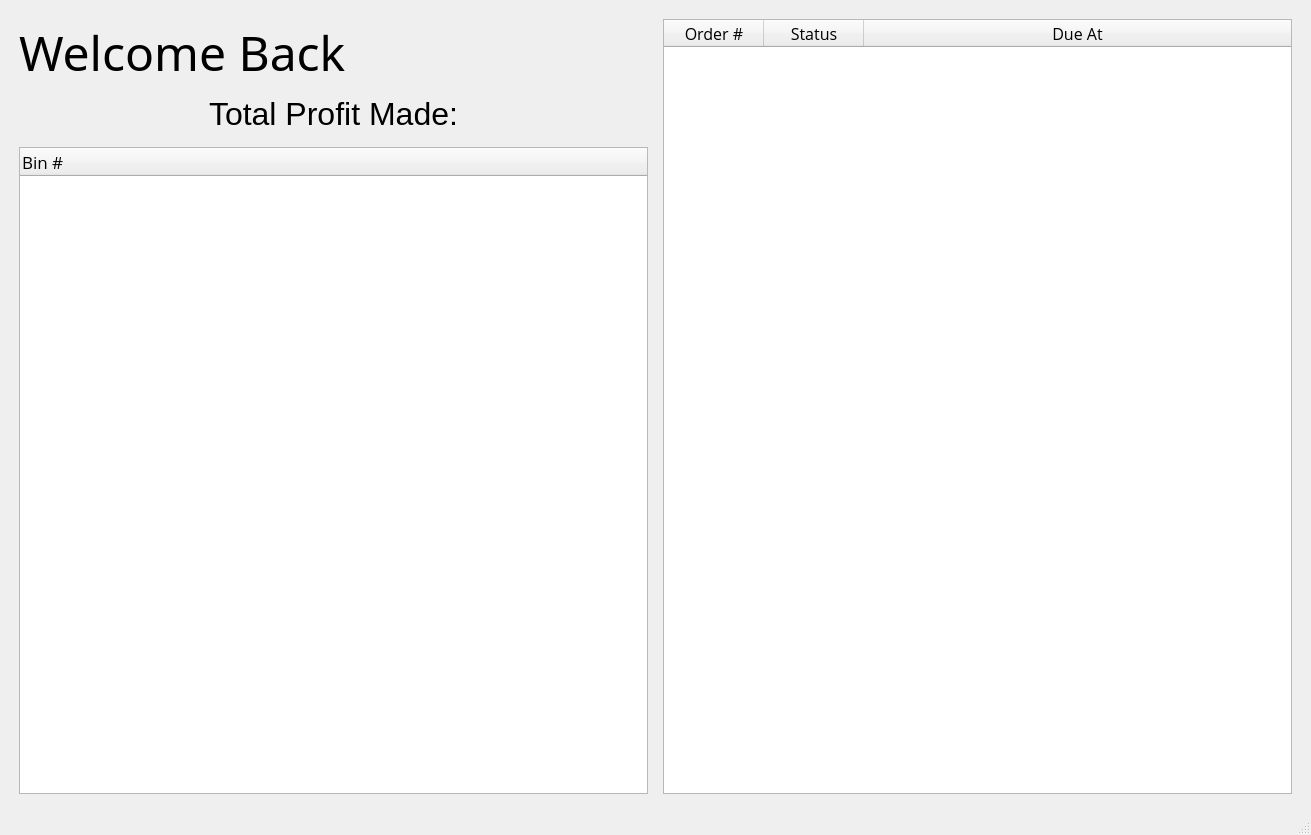
The window that cli_challenge/frontend/frontend.ui (JFielding7/CLI-Inventory-Managment-System) describes before a commit, drawn with Qt 5.
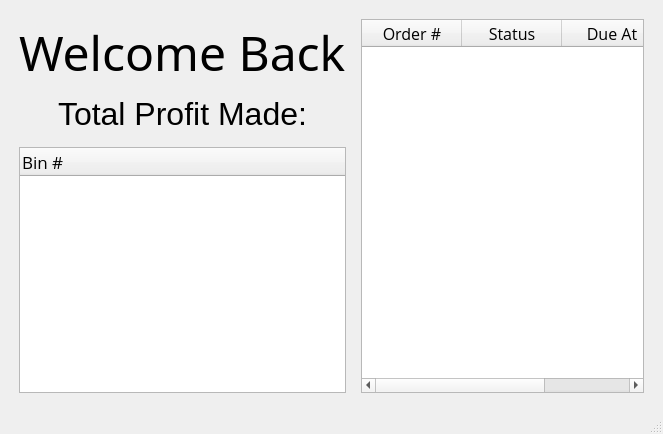
The same window after the commit.

Commit message: attempt at table

Diff of the .ui file:
```diff
--- a/cli_challenge/frontend/frontend.ui
+++ b/cli_challenge/frontend/frontend.ui
@@ -6,8 +6,8 @@
    <rect>
     <x>0</x>
     <y>0</y>
-    <width>1311</width>
-    <height>835</height>
+    <width>663</width>
+    <height>434</height>
    </rect>
   </property>
   <property name="windowTitle">
@@ -56,7 +56,7 @@
              <string>Welcome Back</string>
             </property>
             <property name="margin">
-             <number>30</number>
+             <number>20</number>
             </property>
            </widget>
           </item>
@@ -77,7 +77,7 @@
              <set>Qt::AlignCenter</set>
             </property>
             <property name="margin">
-             <number>30</number>
+             <number>20</number>
             </property>
            </widget>
           </item>
@@ -119,15 +119,15 @@
           <attribute name="horizontalHeaderCascadingSectionResizes">
            <bool>false</bool>
           </attribute>
-          <attribute name="horizontalHeaderMinimumSectionSize">
-           <number>100</number>
-          </attribute>
           <attribute name="horizontalHeaderDefaultSectionSize">
            <number>100</number>
           </attribute>
           <attribute name="horizontalHeaderHighlightSections">
            <bool>false</bool>
           </attribute>
+          <attribute name="horizontalHeaderMinimumSectionSize">
+           <number>100</number>
+          </attribute>
           <attribute name="horizontalHeaderShowSortIndicator" stdset="0">
            <bool>false</bool>
           </attribute>
```
Left out of the diff: 12 changed lines with no effect on the pictures. The commit also changes 2 other files.
